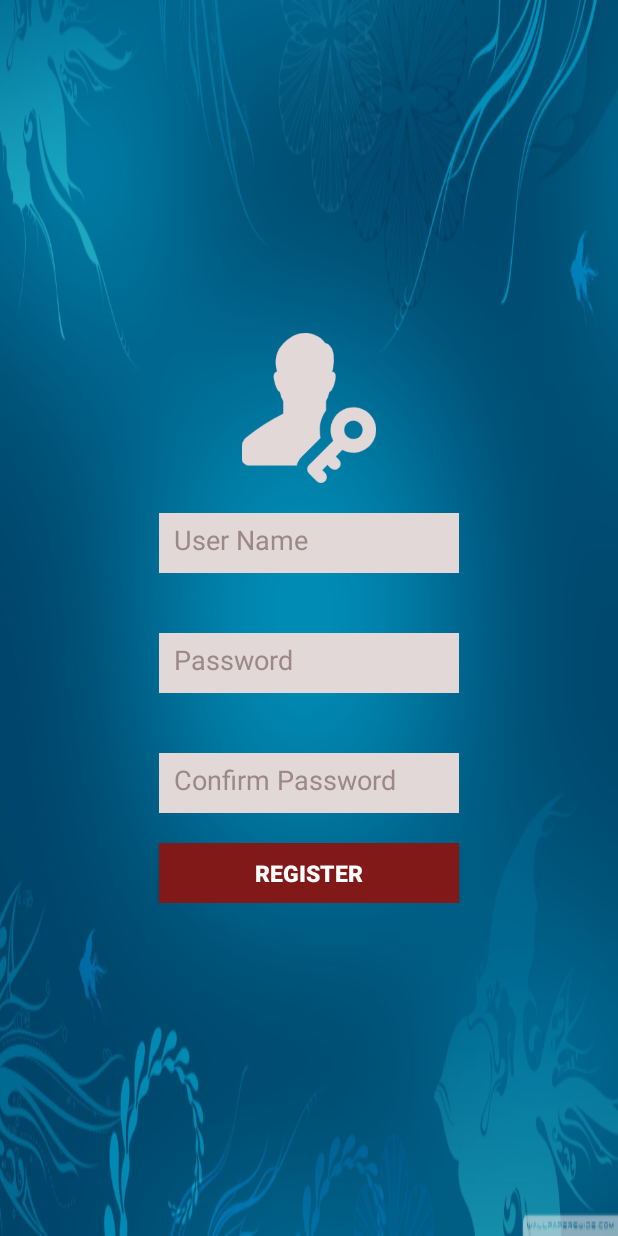
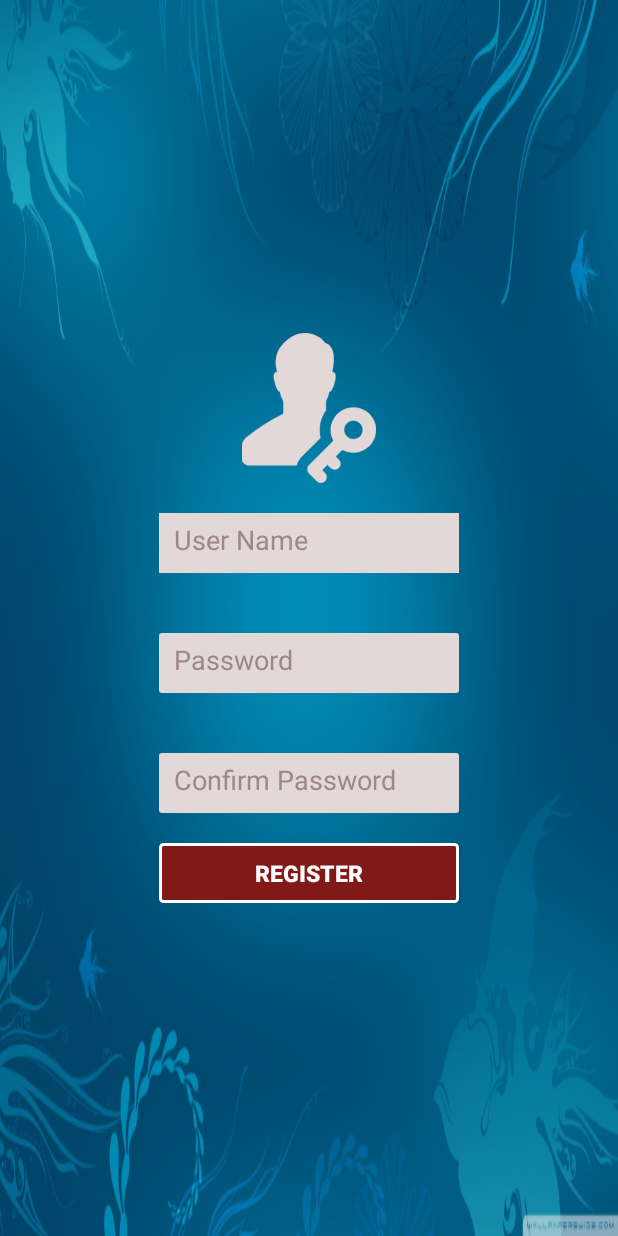
Before and after one commit to tanya-555/NewsDigest, an Android app: the screen it shows after launch (RegisterActivity), on a phone screen of 412 x 824 dp. Run offline under Robolectric (Android 15) with nearby library versions, the phone set to English and light mode, and no system bars; our stand-ins replace Dagger/Hilt's generated code, RxJava, data binding; libraries missing offline, so code that uses them is left out: com.jakewharton.rxbinding2; 3 statements that could not run were skipped.

Commit message:
selectors for edit text and buttons

```diff
--- /dev/null
+++ b/app/src/main/res/drawable/button_drawable.xml
@@ -0,0 +1,20 @@
+<?xml version="1.0" encoding="utf-8"?>
+<selector xmlns:android="http://schemas.android.com/apk/res/android">
+
+    <item android:state_pressed="false">
+        <shape android:shape="rectangle">
+            <gradient android:angle="90" android:endColor="@color/color_deep_red" android:startColor="@color/color_deep_red"/>
+            <corners android:radius="2dp" />
+            <stroke android:color="@color/color_white" android:width="2dp"/>
+        </shape>
+    </item>
+
+    <item android:state_pressed="true">
+    <shape android:shape="rectangle">
+        <gradient android:angle="90" android:endColor="@color/color_deep_red" android:startColor="@color/color_deep_red"/>
+        <corners android:radius="2dp" />
+        <stroke android:color="@color/color_white" android:width="2dp"/>
+    </shape>
+</item>
+
+</selector>
--- /dev/null
+++ b/app/src/main/res/drawable/edit_text_drawable.xml
@@ -0,0 +1,13 @@
+<?xml version="1.0" encoding="utf-8"?>
+<selector xmlns:android="http://schemas.android.com/apk/res/android">
+
+    <item>
+
+        <shape android:shape="rectangle">
+            <corners android:radius="2dp"/>
+            <gradient android:angle="90" android:startColor="@color/color_login_textview"
+                 android:endColor="@color/color_login_textview"/>
+        </shape>
+    </item>
+
+</selector>
--- a/app/src/main/res/layout/login_activity.xml
+++ b/app/src/main/res/layout/login_activity.xml
@@ -32,7 +32,7 @@
                 android:layout_below="@+id/iv_login"
                 android:layout_centerHorizontal="true"
                 android:layout_marginTop="@dimen/size_20dp"
-                android:background="@color/color_login_textview"
+                android:background="@drawable/edit_text_drawable"
                 android:hint="@string/user_name"
                 android:padding="@dimen/size_10dp"
                 android:textColor="@color/color_login_text"
@@ -45,7 +45,7 @@
                 android:layout_below="@+id/tv_username"
                 android:layout_centerHorizontal="true"
                 android:layout_marginTop="@dimen/size_40dp"
-                android:background="@color/color_login_textview"
+                android:background="@drawable/edit_text_drawable"
                 android:hint="@string/password"
                 android:padding="@dimen/size_10dp"
                 android:textColor="@color/color_login_text"
@@ -58,7 +58,7 @@
                 android:layout_below="@+id/tv_password"
                 android:layout_centerHorizontal="true"
                 android:layout_marginTop="@dimen/size_20dp"
-                android:background="@color/color_deep_red"
+                android:background="@drawable/button_drawable"
                 android:text="@string/login"
                 android:textSize="@dimen/size_15dp"
                 android:textStyle="bold" />
--- a/app/src/main/res/layout/register_activity.xml
+++ b/app/src/main/res/layout/register_activity.xml
@@ -45,7 +45,7 @@
                 android:layout_below="@+id/tv_username"
                 android:layout_centerHorizontal="true"
                 android:layout_marginTop="@dimen/size_40dp"
-                android:background="@color/color_login_textview"
+                android:background="@drawable/edit_text_drawable"
                 android:hint="@string/password"
                 android:padding="@dimen/size_10dp"
                 android:textColor="@color/color_login_text"
@@ -58,7 +58,7 @@
                 android:layout_below="@+id/tv_password"
                 android:layout_centerHorizontal="true"
                 android:layout_marginTop="@dimen/size_40dp"
-                android:background="@color/color_login_textview"
+                android:background="@drawable/edit_text_drawable"
                 android:hint="@string/confirm_password"
                 android:padding="@dimen/size_10dp"
                 android:textColor="@color/color_login_text"
@@ -71,7 +71,7 @@
                 android:layout_below="@+id/tv_confirm_password"
                 android:layout_centerHorizontal="true"
                 android:layout_marginTop="@dimen/size_20dp"
-                android:background="@color/color_deep_red"
+                android:background="@drawable/button_drawable"
                 android:text="@string/register"
                 android:textSize="@dimen/size_15dp"
                 android:textStyle="bold" />
--- a/app/src/main/res/layout/reset_password_dialog.xml
+++ b/app/src/main/res/layout/reset_password_dialog.xml
@@ -2,7 +2,7 @@
 <LinearLayout xmlns:android="http://schemas.android.com/apk/res/android"
     android:layout_width="match_parent"
     android:layout_height="match_parent"
-    android:background="@color/color_white"
+    android:background="@color/color_gray"
     android:orientation="vertical"
     android:padding="@dimen/size_40dp">
 
@@ -31,7 +31,7 @@
         android:layout_height="@dimen/size_40dp"
         android:layout_gravity="center"
         android:layout_marginTop="@dimen/size_20dp"
-        android:background="@color/color_deep_red"
+        android:background="@drawable/button_drawable"
         android:text="@string/save_password"
         android:textSize="@dimen/size_15dp"
         android:textStyle="bold" />
```
